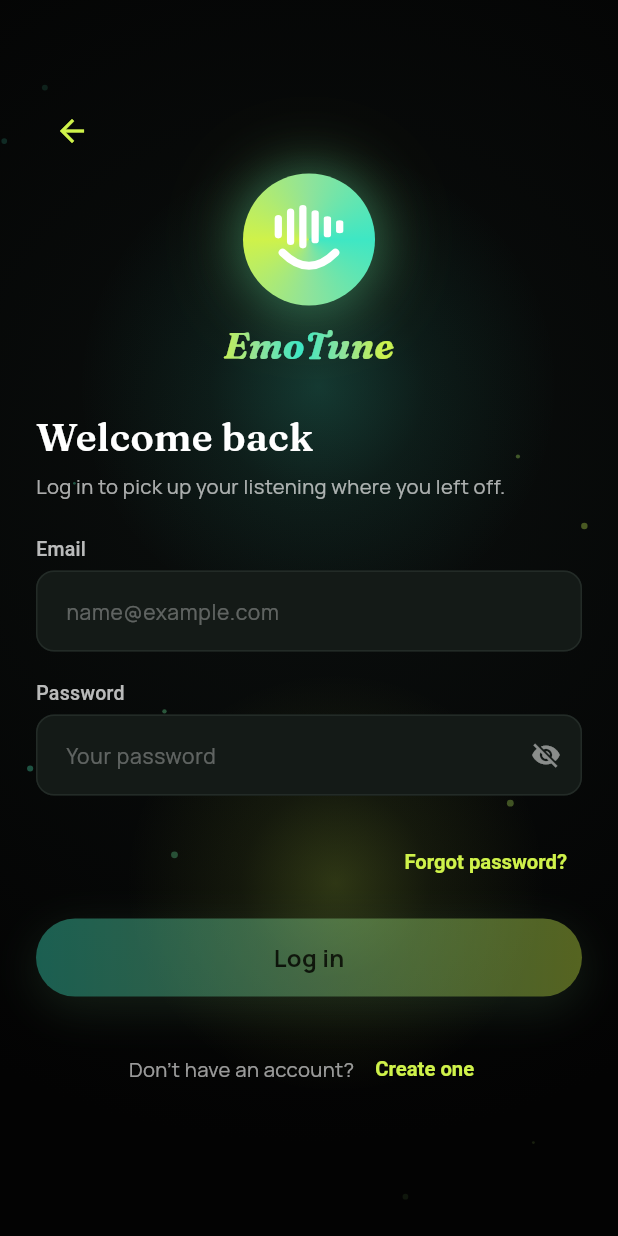
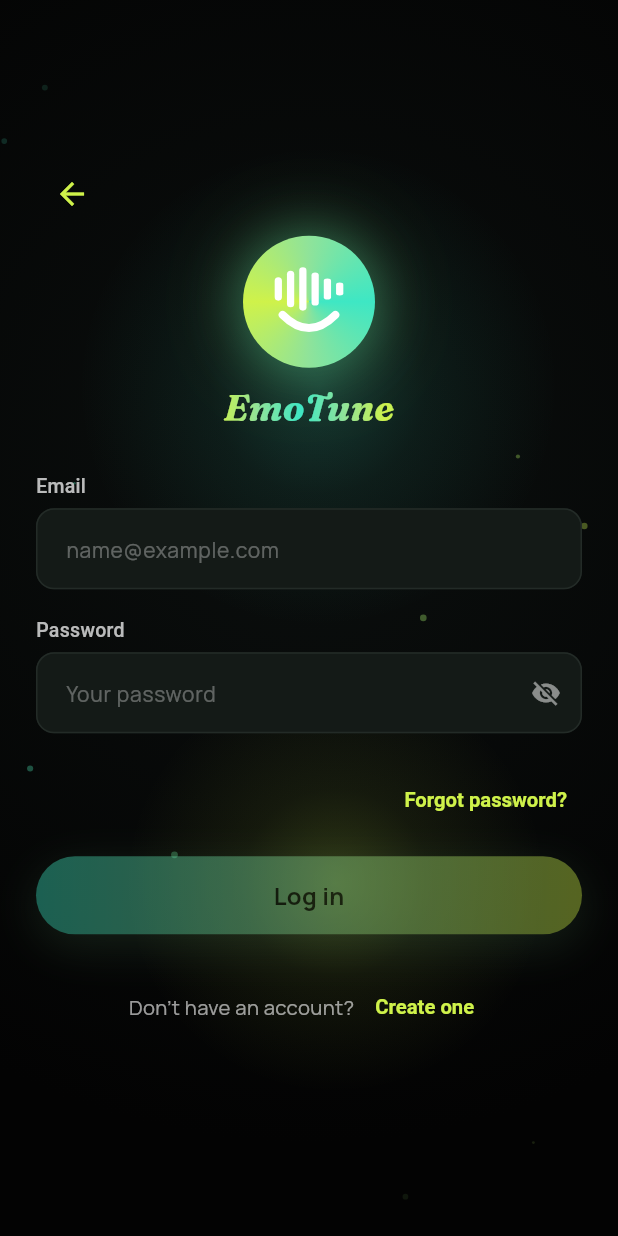
Before and after one commit to John-Vincent-Urie/Emotune, a Flutter app: the LoginScreen screen opened by its route, on a phone screen of 412 x 824 dp. Run offline on Flutter 3.47's test engine with Material 3 defaults, Android fonts, the phone set to English and light mode, and no system bars; our stand-ins replace cached_network_image, fl_chart, google_fonts, just_audio, shared_preferences; accounts and stored records are empty; network calls fail.

Commit message:
Drop the heading and subtitle from the login screen
The login screen now shows only the logo above the form; the
"Welcome back" heading and the "Log in to pick up your listening"
subtitle are removed at the owner's request. Register keeps both.

Co-Authored-By: Claude Opus 5.5 <noreply@anthropic.com>

```diff
--- a/flutter_app/lib/screens/auth/login_register_screen.dart
+++ b/flutter_app/lib/screens/auth/login_register_screen.dart
@@ -88,8 +88,6 @@ class _LoginScreenState extends State<LoginScreen> {
     final auth = context.watch<AuthProvider>();
 
     return _AuthScaffold(
-      title: 'Welcome back',
-      subtitle: 'Log in to pick up your listening where you left off.',
       logoSize: 88,
       error: auth.error,
       onDismissError: auth.clearError,
@@ -462,8 +460,8 @@ String? _validatePassword(String? value) {
 /// The frame both auth screens share: one column, one job, capped width.
 class _AuthScaffold extends StatelessWidget {
   const _AuthScaffold({
-    required this.title,
-    required this.subtitle,
+    this.title,
+    this.subtitle,
     required this.child,
     required this.footer,
     required this.logoSize,
@@ -471,8 +469,10 @@ class _AuthScaffold extends StatelessWidget {
     this.onDismissError,
   });
 
-  final String title;
-  final String subtitle;
+  // Both null on Login: the owner asked for no "Welcome back" heading and no
+  // subtitle there.
+  final String? title;
+  final String? subtitle;
   final Widget child;
   final Widget footer;
   final double logoSize;
@@ -521,10 +521,11 @@ class _AuthScaffold extends StatelessWidget {
                           const SizedBox(height: 4),
                           EmoTuneLogo(size: logoSize),
                           const SizedBox(height: 28),
+                          if (title != null) ...[
                             Semantics(
                               header: true,
                               child: Text(
-                              title,
+                                title!,
                                 style: emoTuneHeadlineFont(
                                   fontSize: 26,
                                   fontWeight: FontWeight.w600,
@@ -534,8 +535,10 @@ class _AuthScaffold extends StatelessWidget {
                               ),
                             ),
                             const SizedBox(height: 8),
+                          ],
+                          if (subtitle != null) ...[
                             Text(
-                            subtitle,
+                              subtitle!,
                               style: TextStyle(
                                 color: Colors.white.withValues(alpha: 0.66),
                                 fontSize: 13.5,
@@ -543,6 +546,7 @@ class _AuthScaffold extends StatelessWidget {
                               ),
                             ),
                             const SizedBox(height: 24),
+                          ],
                           child,
                           // Below the form rather than above it: shown above, a
                           // failed submit pushed the button ~80px down, right
```
Also changed, not shown: 1 other file. Lines whose indentation alone changed are shown as unchanged.
